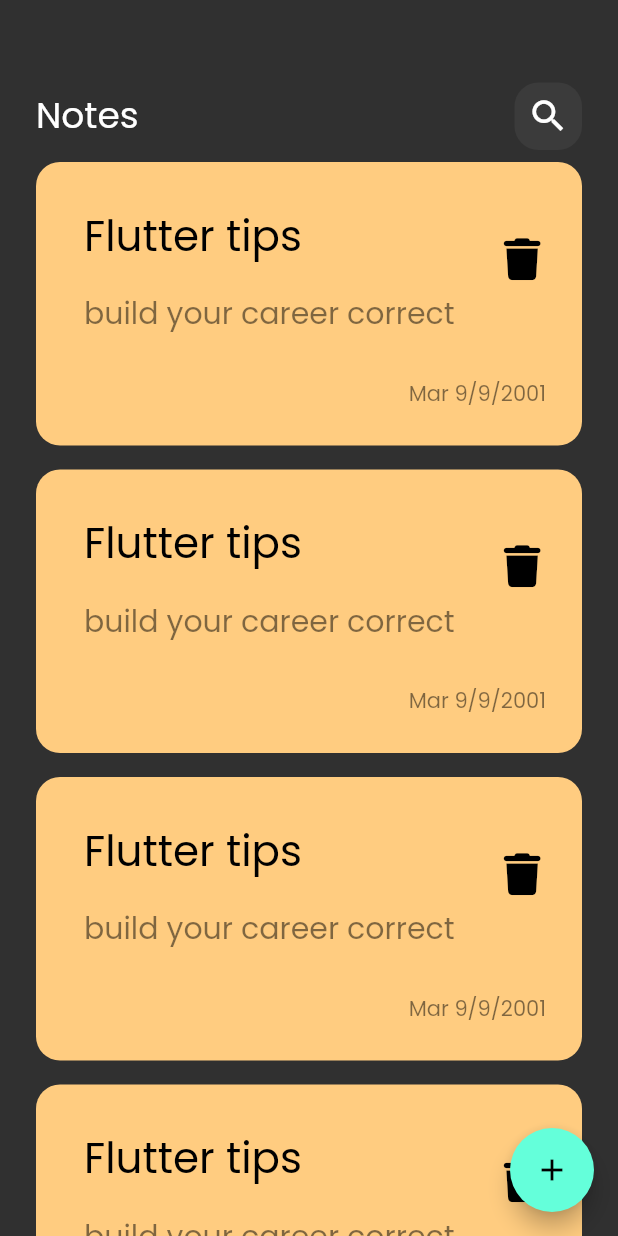
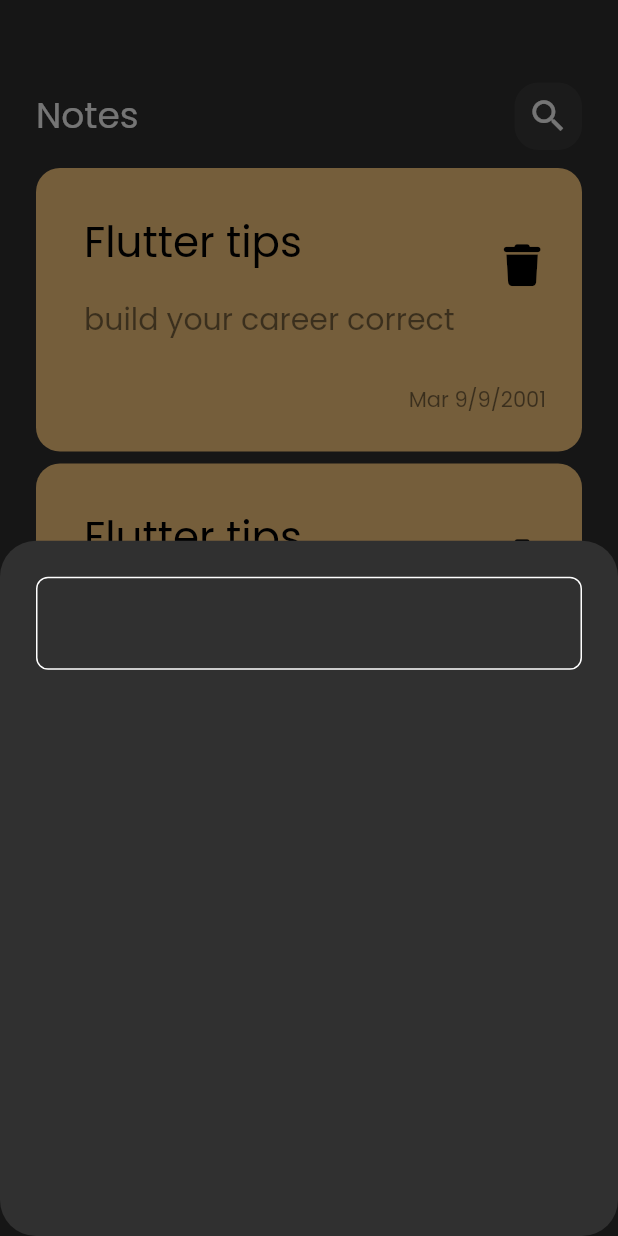
Before and after one commit to Taku-Android/Note-App, a Flutter app: the screen it shows after launch, after a tap on the "add" icon, on a phone screen of 412 x 824 dp. Run offline on Flutter 3.47's test engine with Material 2 defaults, Android fonts, the phone set to English and light mode, and no system bars; our stand-ins replace font_awesome_flutter.

Commit message:
- create constants.dart  - create add_note_bottomSheet.dart  - create custom_text_field.dart

```diff
--- /dev/null
+++ b/lib/constants.dart
@@ -0,0 +1,3 @@
+ import 'package:flutter/animation.dart';
+
+const kPrimaryColor =  Color(0xff62FCD7) ;
--- a/lib/views/notes_view.dart
+++ b/lib/views/notes_view.dart
@@ -1,5 +1,6 @@
 import 'package:flutter/material.dart';
 import 'package:note_app/widgets/notes_view_body.dart';
+import '../widgets/add_note_bottomSheet.dart';
 
 class NotesView extends StatelessWidget {
   const NotesView({Key? key}) : super(key: key);
@@ -7,15 +8,20 @@ class NotesView extends StatelessWidget {
   @override
   Widget build(BuildContext context) {
     return Scaffold(
-      floatingActionButton: FloatingActionButton(onPressed: (){
-
-      },
-      child: const Icon(
-        Icons.add
+      floatingActionButton: FloatingActionButton(
+        onPressed: () {
+          showModalBottomSheet(
+            shape: RoundedRectangleBorder(
+              borderRadius: BorderRadius.circular(24)
+            ),
+              context: context,
+              builder: (context) {
+                return const AddNoteBottomSheet();
+              });
+        },
+        child: const Icon(Icons.add),
       ),
-
-      ),
-      body: const  NotesViewBody(),
+      body: const NotesViewBody(),
     );
   }
 }
--- /dev/null
+++ b/lib/widgets/add_note_bottomSheet.dart
@@ -0,0 +1,19 @@
+import 'package:flutter/material.dart';
+import 'package:note_app/widgets/custom_text_field.dart';
+
+class AddNoteBottomSheet extends StatelessWidget {
+  const AddNoteBottomSheet({Key? key}) : super(key: key);
+
+  @override
+  Widget build(BuildContext context) {
+    return Padding(
+      padding: const EdgeInsets.symmetric(horizontal: 24.0),
+      child: Column(
+        children: [
+          SizedBox(height: 24,),
+          CustomTextField(),
+        ],
+      ),
+    );
+  }
+}
--- /dev/null
+++ b/lib/widgets/custom_text_field.dart
@@ -0,0 +1,29 @@
+import 'package:flutter/material.dart';
+import 'package:note_app/constants.dart';
+
+class CustomTextField extends StatelessWidget {
+  const CustomTextField({Key? key}) : super(key: key);
+
+  @override
+  Widget build(BuildContext context) {
+    return TextField(
+      decoration: InputDecoration(
+        border: buildBorder() ,
+        enabledBorder: buildBorder() ,
+        focusedBorder: buildBorder(color: kPrimaryColor)
+      ),
+    );
+  }
+}
+
+
+OutlineInputBorder buildBorder({color}) {
+  return  OutlineInputBorder(
+      borderRadius: BorderRadius.circular(
+        8,
+      ),
+      borderSide: BorderSide(
+        color: color ?? Colors.white
+      )
+  );
+}
--- a/lib/widgets/note_item.dart
+++ b/lib/widgets/note_item.dart
@@ -8,6 +8,7 @@ class Noteitem extends StatelessWidget {
   @override
   Widget build(BuildContext context) {
     return Container(
+      margin: const EdgeInsets.symmetric(vertical: 4) ,
       padding: const EdgeInsets.only(top: 24 , bottom: 24 , left: 16 ),
       decoration: BoxDecoration(
         color: const Color(0xffFFCC80),
--- a/lib/widgets/note_list_view.dart
+++ b/lib/widgets/note_list_view.dart
@@ -8,13 +8,15 @@ class NotesListView extends StatelessWidget {
 
   @override
   Widget build(BuildContext context) {
-    return ListView.builder(itemBuilder: (context , index){
-      return Padding(
-        padding: const  EdgeInsets.symmetric(vertical: 8),
-        child: Noteitem(),
-      );
-    } ,
-      itemCount: 10,
+    return Padding(
+      padding: const  EdgeInsets.symmetric(vertical: 8),
+      child: ListView.builder(
+        padding: EdgeInsets.zero,
+        itemBuilder: (context , index){
+        return Noteitem();
+      } ,
+        itemCount: 10,
+      ),
     );
   }
 }
```
